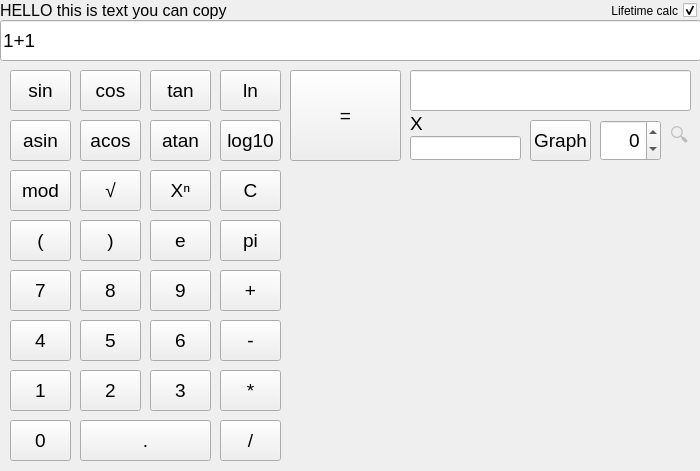
First picture: the form in src/gui/smartcalc.ui, repository nikfrants/SmartCalc_v1.0, before the edit.
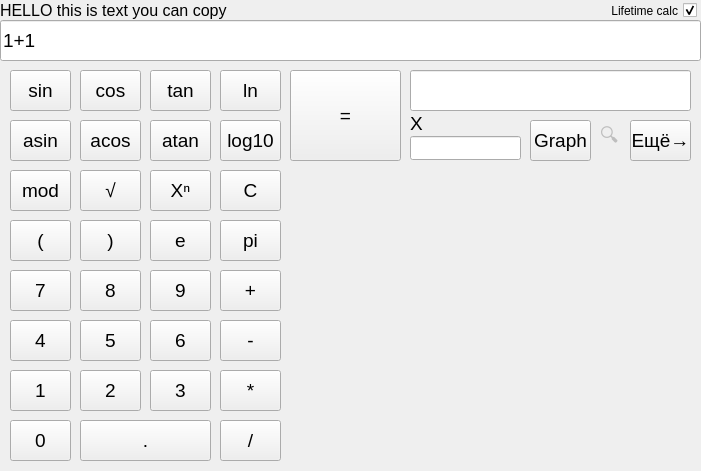
Second picture: the form after the edit. Custom widgets are drawn as their Qt base class.

```diff
--- a/src/gui/smartcalc.ui
+++ b/src/gui/smartcalc.ui
@@ -6,7 +6,7 @@
    <rect>
     <x>0</x>
     <y>0</y>
-    <width>700</width>
+    <width>701</width>
     <height>471</height>
    </rect>
   </property>
@@ -40,7 +40,7 @@
     </rect>
    </property>
    <property name="sizePolicy">
-    <sizepolicy hsizetype="Fixed" vsizetype="Fixed">
+    <sizepolicy hsizetype="Preferred" vsizetype="Fixed">
      <horstretch>0</horstretch>
      <verstretch>0</verstretch>
     </sizepolicy>
@@ -421,38 +421,13 @@
      <string/>
     </property>
    </widget>
-   <widget class="QSpinBox" name="spinBox_scale_range">
-    <property name="geometry">
-     <rect>
-      <x>600</x>
-      <y>120</y>
-      <width>61</width>
-      <height>41</height>
-     </rect>
-    </property>
-    <property name="sizePolicy">
-     <sizepolicy hsizetype="Minimum" vsizetype="Fixed">
-      <horstretch>0</horstretch>
-      <verstretch>0</verstretch>
-     </sizepolicy>
-    </property>
-    <property name="alignment">
-     <set>Qt::AlignRight|Qt::AlignTrailing|Qt::AlignVCenter</set>
-    </property>
-    <property name="minimum">
-     <number>-100</number>
-    </property>
-    <property name="maximum">
-     <number>100</number>
-    </property>
-   </widget>
    <widget class="QLineEdit" name="lineEdit_text_scale">
     <property name="enabled">
      <bool>false</bool>
     </property>
     <property name="geometry">
      <rect>
-      <x>670</x>
+      <x>600</x>
       <y>120</y>
       <width>21</width>
       <height>41</height>
@@ -649,6 +624,19 @@
      </rect>
     </property>
    </widget>
+   <widget class="QPushButton" name="pushButton_V_graph_2">
+    <property name="geometry">
+     <rect>
+      <x>630</x>
+      <y>120</y>
+      <width>61</width>
+      <height>41</height>
+     </rect>
+    </property>
+    <property name="text">
+     <string>Ещё→</string>
+    </property>
+   </widget>
    <zorder>pushButton_D_7</zorder>
    <zorder>lineEdit_answer</zorder>
    <zorder>pushButton_D_8</zorder>
```
Left out of the diff: 297 changed lines with no effect on the pictures.
